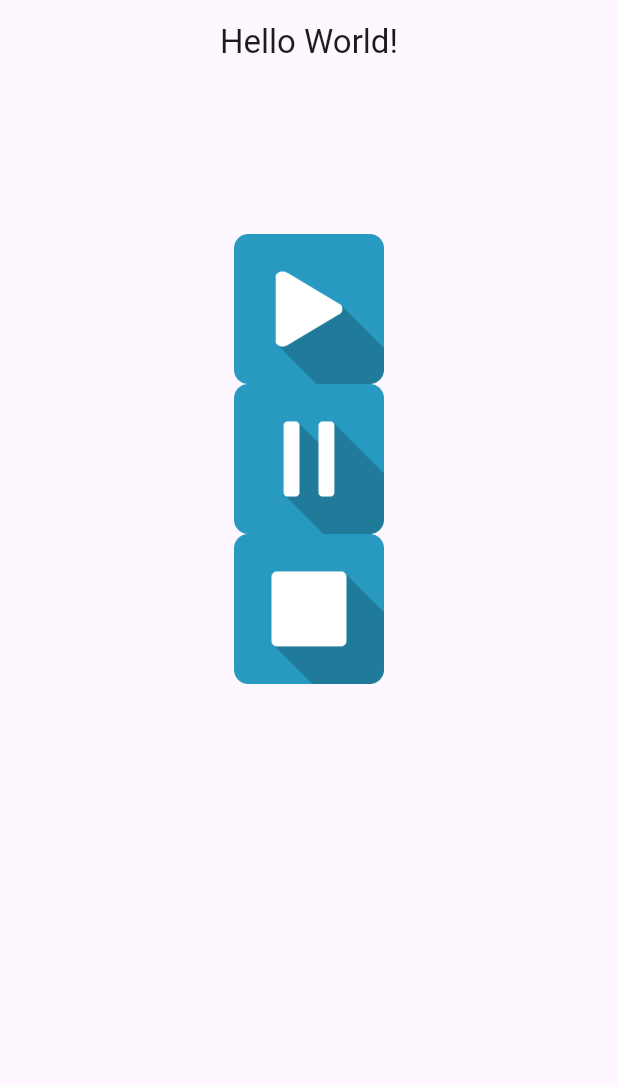
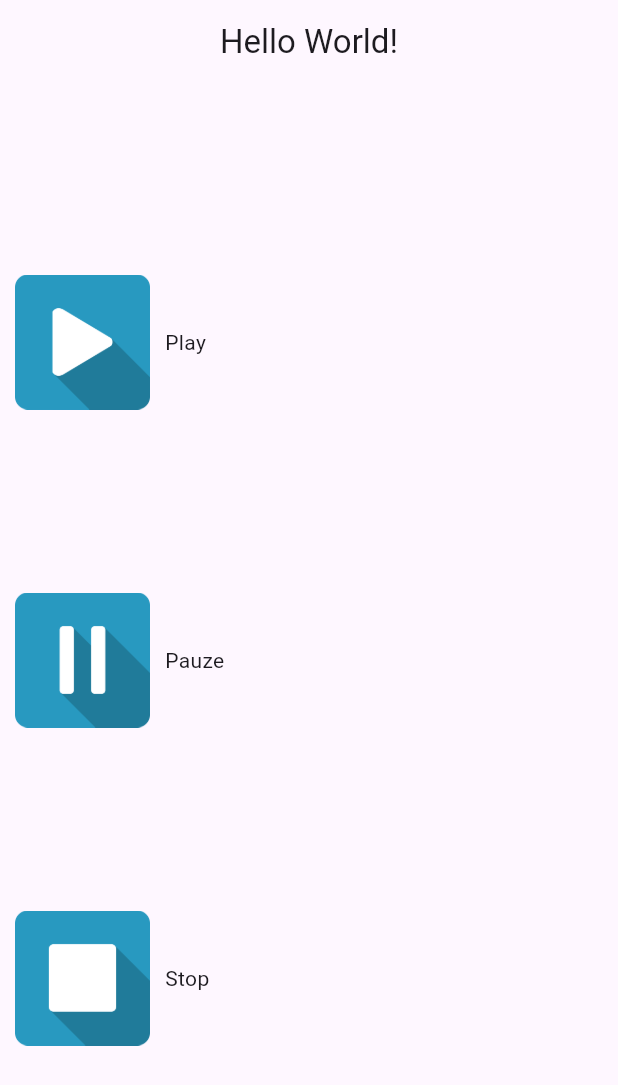
Before and after one commit to annemievdc/flutter_test01, a Flutter app: the screen it shows after launch, on a phone screen of 412 x 824 dp. Shown: the top 1085 px of the screen. Run offline on Flutter 3.47's test engine with Material 3 defaults, Android fonts, the phone set to English and light mode, and no system bars.

Commit message:
oefening5

```diff
--- a/lib/main.dart
+++ b/lib/main.dart
@@ -1,5 +1,4 @@
 import 'package:flutter/material.dart';
-
 
 void main() {
   runApp(const MainApp());
@@ -25,34 +24,44 @@ class AppContent extends StatelessWidget {
   @override
   Widget build(BuildContext context) {
     return Padding(
-      padding: const EdgeInsets.all(100),
+      padding: const EdgeInsets.all(10.0),
       child: Column(
+        mainAxisAlignment: MainAxisAlignment.spaceEvenly,
+
         children: [
-          Center(
-            child: SizedBox(
+          Row(
+            children: [
+              Container(
                 width: 100,
                 height: 100,
-              //color: Colors.yellow,
+                padding: EdgeInsets.only(right: 10),
                 child: Image.asset("assets/images/play.png"),
               ),
+              Expanded(child: Text("Play")),
+            ],
           ),
-          Center(
-            child: SizedBox(
+          Row(
+            children: [
+              Container(
                 width: 100,
                 height: 100,
-              //color: Colors.yellow,
+                padding: EdgeInsets.only(right: 10),
                 child: Image.asset("assets/images/pauze.png"),
               ),
+              Expanded(child: Text("Pauze")),
+            ],
           ),
-          Center(
-            child: SizedBox(
+          Row(
+            children: [
+              Container(
                 width: 100,
                 height: 100,
-              //color: Colors.yellow,
+                padding: EdgeInsets.only(right: 10),
                 child: Image.asset("assets/images/stop.png"),
               ),
+              Expanded(child: Text("Stop")),
+            ],
           ),
-
         ],
       ),
     );
```
Lines whose indentation alone changed are shown as unchanged.
